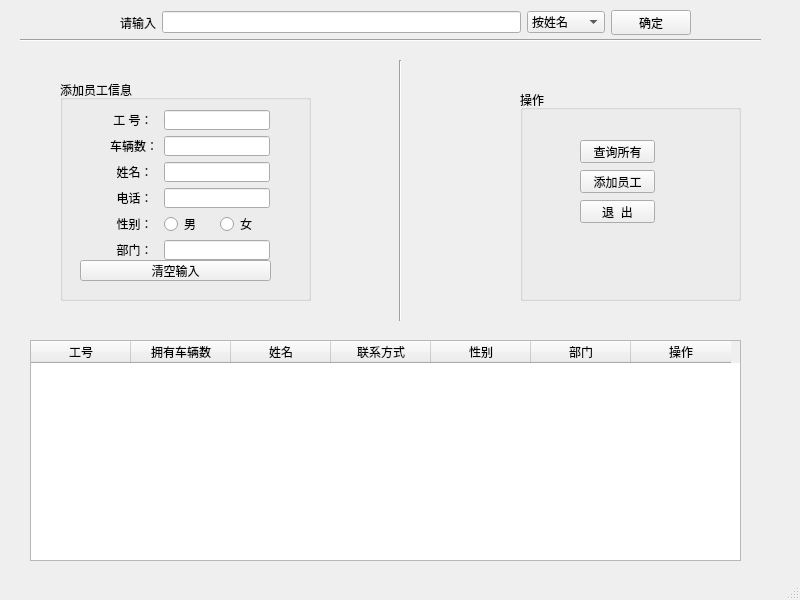
The window that Python_tensorflow_LicensePlate/front/TableAndButton.ui (handsomeyaqiang/plate_number_of_company_parking_lot) describes before a commit, drawn with Qt 5.
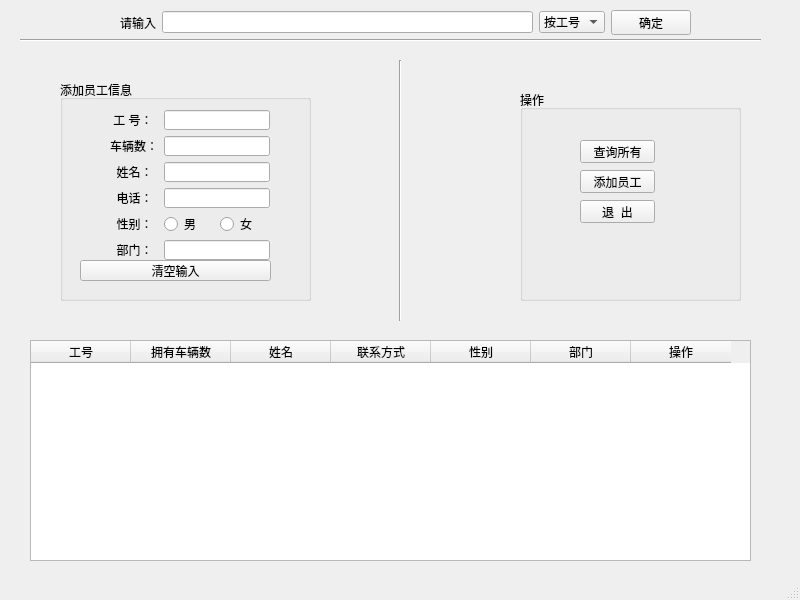
The same window after the commit.

Commit message: 微调了布局

The edit to the form file:
```diff
--- a/Python_tensorflow_LicensePlate/front/TableAndButton.ui
+++ b/Python_tensorflow_LicensePlate/front/TableAndButton.ui
@@ -19,7 +19,7 @@
      <rect>
       <x>30</x>
       <y>340</y>
-      <width>711</width>
+      <width>721</width>
       <height>221</height>
      </rect>
     </property>
@@ -259,6 +259,11 @@
      </item>
      <item>
       <widget class="QComboBox" name="comboBox">
+       <item>
+        <property name="text">
+         <string>按工号</string>
+        </property>
+       </item>
        <item>
         <property name="text">
          <string>按姓名</string>
@@ -269,11 +274,6 @@
          <string>按部门</string>
         </property>
        </item>
-       <item>
-        <property name="text">
-         <string>按车牌号</string>
-        </property>
-       </item>
       </widget>
      </item>
      <item>
```
The commit also changes 3 other files.
